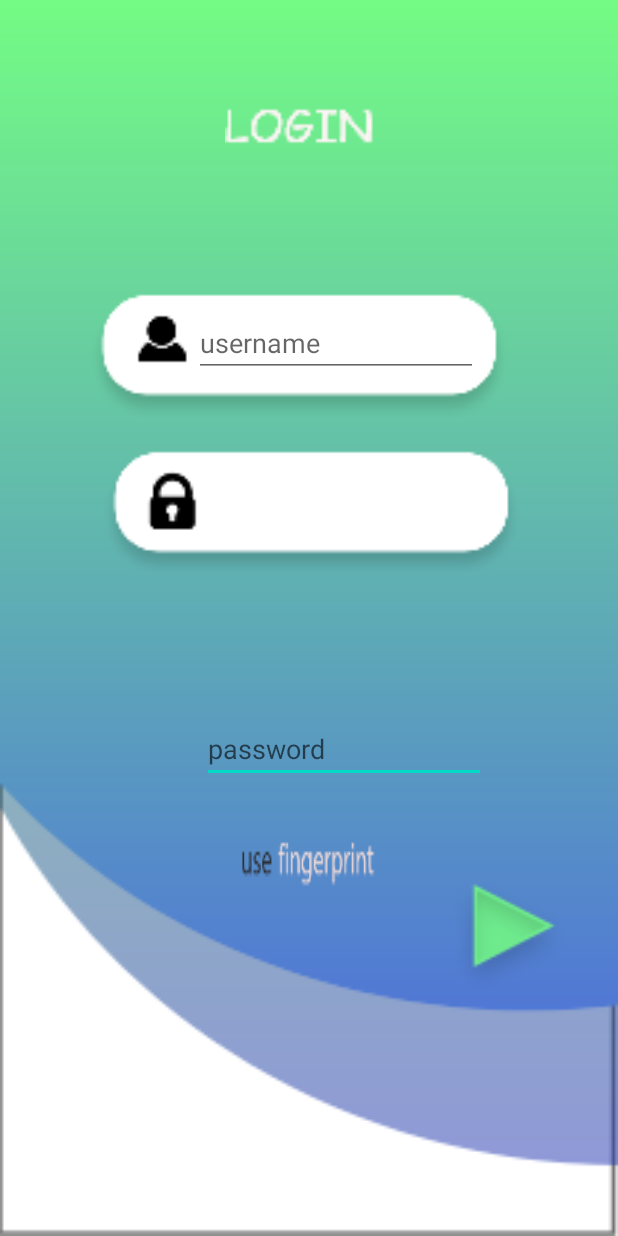
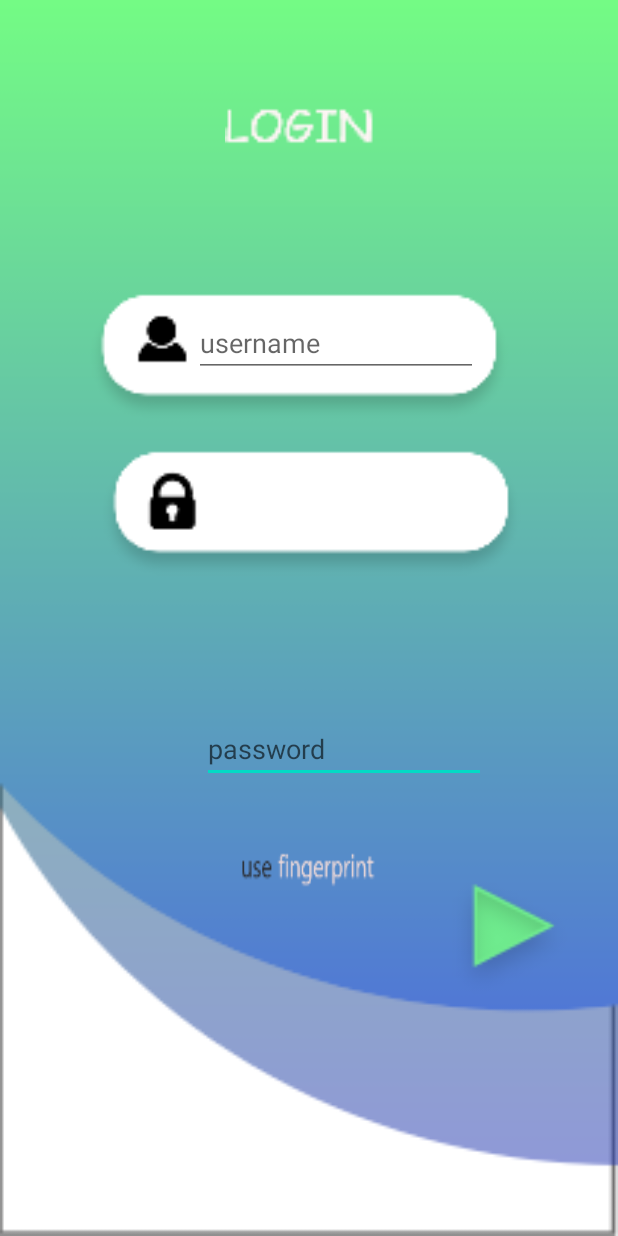
Before and after one commit to NURMADIHAH09/MONNY, an Android app: the loginpage screen opened directly, with no data from a screen before it, on a phone screen of 412 x 824 dp. Run offline under Robolectric (Android 15) with nearby library versions, the phone set to English and light mode, and no system bars.

Commit message:
morelatest
latest

```diff
--- a/app/src/main/res/layout/activity_loginpage.xml
+++ b/app/src/main/res/layout/activity_loginpage.xml
@@ -57,8 +57,7 @@
         android:layout_marginRight="88dp"
         android:layout_marginBottom="302dp"
         android:ems="10"
-        android:hint="password"
-        android:text="" />
+        android:hint="password"/>
 
     <Button
         android:id="@+id/nextlog"
@@ -71,8 +70,7 @@
         android:layout_marginRight="19dp"
         android:layout_marginBottom="149dp"
         android:background="?android:attr/selectableItemBackground"
-        android:foreground="@drawable/nextbutton"
-        android:text="" />
+        android:foreground="@drawable/nextbutton" />
 
     <EditText
         android:id="@+id/usernamelog"
@@ -85,19 +83,17 @@
         android:layout_marginEnd="93dp"
         android:layout_marginRight="93dp"
         android:ems="10"
-        android:hint="username"
-        android:text="" />
+        android:hint="username" />
 
     <Button
         android:id="@+id/fingerprint"
         android:layout_width="90dp"
-        android:layout_height="40dp"
+        android:layout_height="30dp"
         android:layout_alignParentBottom="true"
         android:layout_centerHorizontal="true"
         android:layout_marginBottom="232dp"
         android:background="?android:attr/selectableItemBackground"
-        android:foreground="@drawable/usefingerprint"
-        android:text="" />
+        android:foreground="@drawable/usefingerprint" />
 
 
 </RelativeLayout>
```
